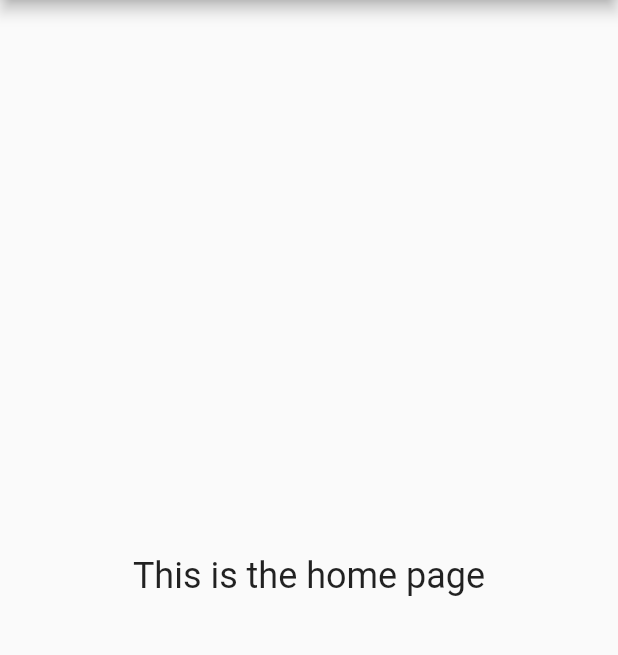
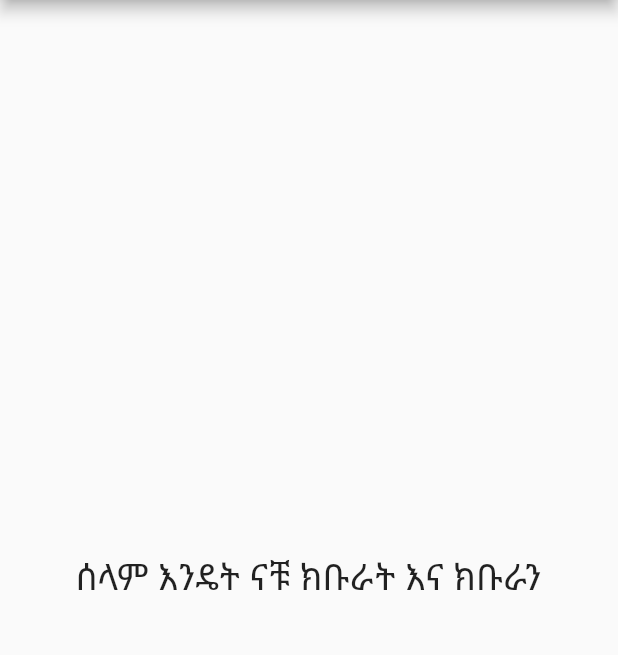
Before and after one commit to kinfe19/flutter-widgets, a Flutter app: the screen it shows after launch, on a phone screen of 412 x 824 dp, the part 84-739 px from its top. Run offline on Flutter 3.47's test engine with Material 2 defaults, Android fonts, the phone set to English and light mode, and no system bars.

Commit message:
second commit

```diff
--- a/appbar/lib/main.dart
+++ b/appbar/lib/main.dart
@@ -43,7 +43,7 @@ class AppBarExample extends StatelessWidget {
       ),
       body: const Center(
         child: Text(
-          'This is the home page',
+          'ሰላም እንዴት ናቹ ክቡራት እና ክቡራን',
           style: TextStyle(fontSize: 24),
         ),
       ),
```
